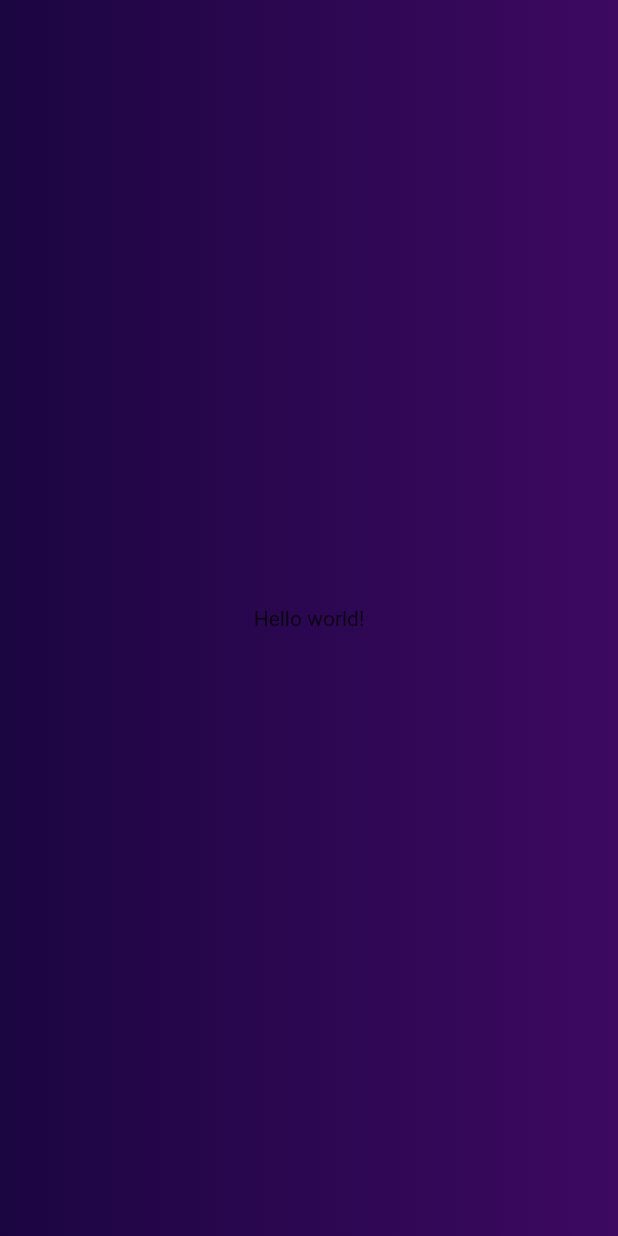
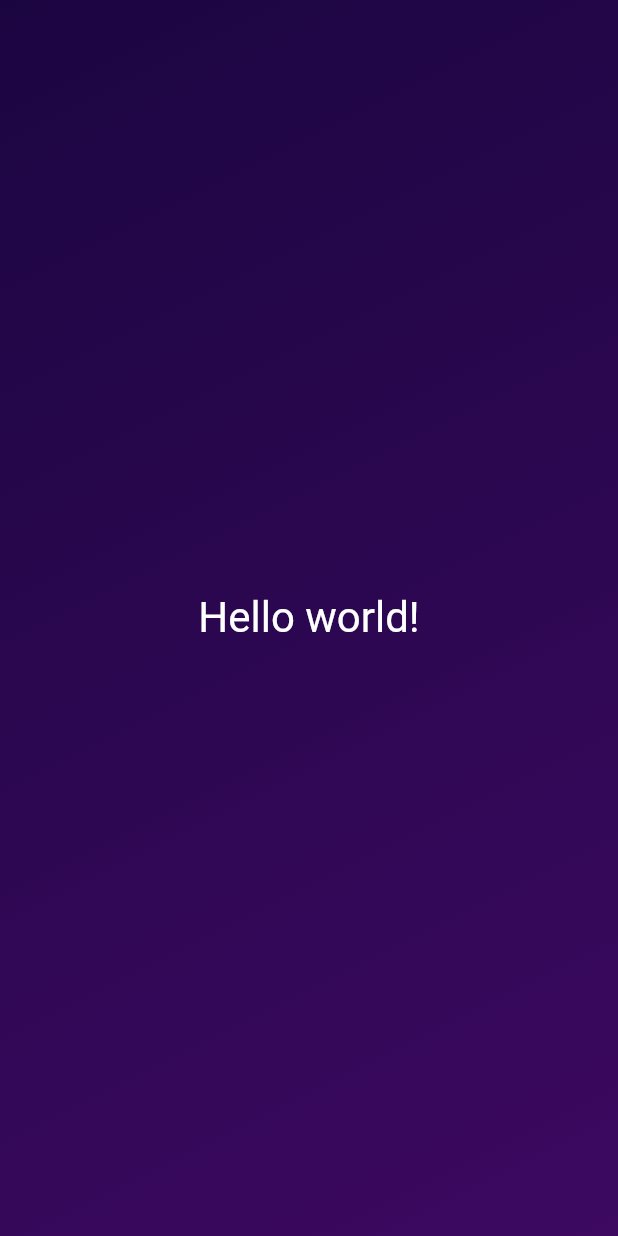
Before and after one commit to JoshuaScherer1996/dices, a Flutter app: the screen it shows after launch, on a phone screen of 412 x 824 dp. Run offline on Flutter 3.47's test engine with Material 2 defaults, Android fonts, the phone set to English and light mode, and no system bars.

Commit message:
Created a custome widget for my GraidentContainer

```diff
--- a/lib/main.dart
+++ b/lib/main.dart
@@ -4,20 +4,33 @@ void main() {
   runApp(
     MaterialApp(
       home: Scaffold(
-        body: Container(
+        body: GradientContainer(),
+      ),
+    ),
+  );
+}
+
+// Class for a custome widget to capsulate the color and text logic.
+class GradientContainer extends StatelessWidget {
+  @override
+  Widget build(context) {
+    return Container(
       decoration: const BoxDecoration(
         gradient: LinearGradient(
           colors: [
             Color.fromARGB(255, 27, 5, 65),
             Color.fromARGB(255, 61, 9, 97)
           ],
+          begin: Alignment.topLeft,
+          end: Alignment.bottomRight,
         ),
       ),
       child: const Center(
-            child: Text('Hello world!'),
-          ),
-        ),
+        child: Text(
+          'Hello world!',
+          style: TextStyle(color: Colors.white, fontSize: 28),
         ),
       ),
     );
   }
+}
```
Lines whose indentation alone changed are shown as unchanged.
